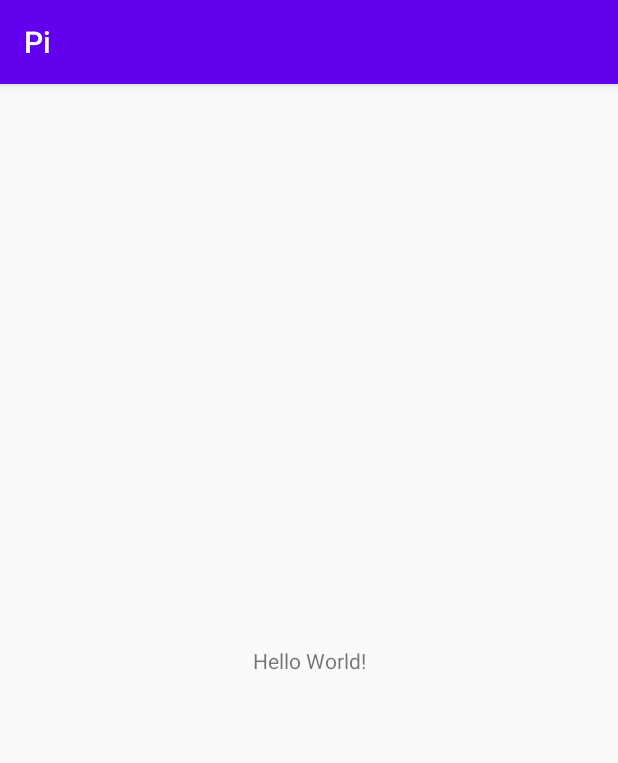
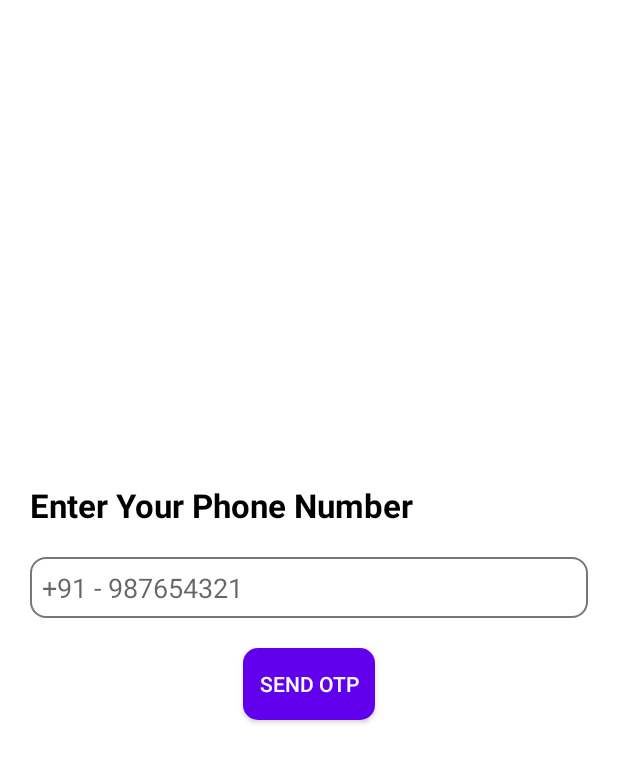
Before and after one commit to nell-studios/Pi, an Android app: the screen it shows after launch (MainActivity before the commit, AuthActivity after it), on a phone screen of 412 x 824 dp. Shown: the top 763 px of the screen. Run offline under Robolectric (Android 15) with nearby library versions, the phone set to English and light mode, and no system bars; our stand-ins replace Dagger/Hilt's generated code.

Commit message:
added files

```diff
--- a/app/src/main/AndroidManifest.xml
+++ b/app/src/main/AndroidManifest.xml
@@ -10,15 +10,15 @@
         android:roundIcon="@mipmap/ic_launcher_round"
         android:supportsRtl="true"
         android:theme="@style/AppTheme">
-        <activity android:name=".ui.activities.SplashActivity"></activity>
-        <activity android:name=".ui.activities.AuthActivity" />
-        <activity android:name=".ui.activities.MainActivity">
+        <activity android:name=".ui.activities.SplashActivity" />
+        <activity android:name=".ui.activities.AuthActivity" >
             <intent-filter>
                 <action android:name="android.intent.action.MAIN" />
 
                 <category android:name="android.intent.category.LAUNCHER" />
             </intent-filter>
         </activity>
+        <activity android:name=".ui.activities.MainActivity" />
     </application>
 
 </manifest>
--- a/app/src/main/java/nellStudios/tech/pi/ui/activities/AuthActivity.kt
+++ b/app/src/main/java/nellStudios/tech/pi/ui/activities/AuthActivity.kt
@@ -2,8 +2,10 @@ package nellStudios.tech.pi.ui.activities
 
 import androidx.appcompat.app.AppCompatActivity
 import android.os.Bundle
+import dagger.hilt.android.AndroidEntryPoint
 import nellStudios.tech.pi.R
 
+@AndroidEntryPoint
 class AuthActivity : AppCompatActivity() {
     override fun onCreate(savedInstanceState: Bundle?) {
         super.onCreate(savedInstanceState)
--- /dev/null
+++ b/app/src/main/java/nellStudios/tech/pi/ui/fragments/BaseFragment.kt
@@ -0,0 +1,22 @@
+package nellStudios.tech.pi.ui.fragments
+
+import android.os.Bundle
+import android.view.LayoutInflater
+import android.view.View
+import android.view.ViewGroup
+import androidx.fragment.app.Fragment
+
+abstract class BaseFragment: Fragment() {
+
+    override fun onCreateView(
+        inflater: LayoutInflater,
+        container: ViewGroup?,
+        savedInstanceState: Bundle?
+    ): View?  = provideView(inflater, container, savedInstanceState)
+
+    abstract fun provideView(
+        inflater: LayoutInflater,
+        container: ViewGroup?,
+        savedInstanceState: Bundle?
+    ): View?
+}
--- /dev/null
+++ b/app/src/main/java/nellStudios/tech/pi/ui/fragments/PhoneNumberFragment.kt
@@ -0,0 +1,36 @@
+package nellStudios.tech.pi.ui.fragments
+
+import android.os.Bundle
+import android.view.LayoutInflater
+import android.view.View
+import android.view.ViewGroup
+import android.widget.Toast
+import androidx.navigation.fragment.findNavController
+import kotlinx.android.synthetic.main.fragment_phone_number.*
+import nellStudios.tech.pi.R
+import nellStudios.tech.pi.utils.Validators.Companion.isValid
+
+class PhoneNumberFragment: BaseFragment() {
+
+    override fun provideView(
+        inflater: LayoutInflater,
+        container: ViewGroup?,
+        savedInstanceState: Bundle?
+    ): View? = inflater.inflate(R.layout.fragment_phone_number, container, false)
+
+    override fun onViewCreated(view: View, savedInstanceState: Bundle?) {
+        super.onViewCreated(view, savedInstanceState)
+        send_code.setOnClickListener { sendCode() }
+    }
+
+    private fun sendCode() {
+        val mobileNumber = mobile_number.text.toString()
+        if (isValid(mobileNumber)) {
+            val bundle = Bundle().apply { putString(getString(R.string.mobile_number), mobileNumber) }
+            findNavController().navigate(
+                R.id.action_phoneNumberFragment_to_codeVerificationFragment,
+                bundle
+            )
+        } else Toast.makeText(context, "Enter a valid mobile Number !", Toast.LENGTH_SHORT).show()
+    }
+}
--- /dev/null
+++ b/app/src/main/res/drawable/rounded_btn_white.xml
@@ -0,0 +1,9 @@
+<?xml version="1.0" encoding="utf-8"?>
+<shape xmlns:android="http://schemas.android.com/apk/res/android" android:shape="rectangle" android:padding="10dp">
+    <stroke android:color="#777" android:width="2px"/> <!-- this one is ths color of the Rounded Button -->
+    <corners
+        android:bottomRightRadius="10dp"
+        android:bottomLeftRadius="10dp"
+        android:topLeftRadius="10dp"
+        android:topRightRadius="10dp"/>
+</shape>
--- /dev/null
+++ b/app/src/main/res/drawable/rounded_button.xml
@@ -0,0 +1,9 @@
+<?xml version="1.0" encoding="utf-8"?>
+<shape xmlns:android="http://schemas.android.com/apk/res/android" android:shape="rectangle" android:padding="10dp">
+    <solid android:color="@color/colorPrimary"/> <!-- this one is ths color of the Rounded Button -->
+    <corners
+        android:bottomRightRadius="10dp"
+        android:bottomLeftRadius="10dp"
+        android:topLeftRadius="10dp"
+        android:topRightRadius="10dp"/>
+</shape>
--- a/app/src/main/res/layout/activity_auth.xml
+++ b/app/src/main/res/layout/activity_auth.xml
@@ -4,6 +4,27 @@
     xmlns:tools="http://schemas.android.com/tools"
     android:layout_width="match_parent"
     android:layout_height="match_parent"
+    android:background="@android:color/white"
     tools:context=".ui.activities.AuthActivity">
 
+    <FrameLayout
+        android:id="@+id/flAuthFragment"
+        android:layout_width="match_parent"
+        android:layout_height="0dp"
+        app:layout_constraintEnd_toEndOf="parent"
+        app:layout_constraintHorizontal_bias="0.5"
+        app:layout_constraintStart_toStartOf="parent"
+        app:layout_constraintBottom_toBottomOf="parent"
+        app:layout_constraintTop_toTopOf="parent">
+
+        <fragment
+            android:id="@+id/navHostAuthFragment"
+            android:name="androidx.navigation.fragment.NavHostFragment"
+            android:layout_width="match_parent"
+            android:layout_height="match_parent"
+            app:defaultNavHost="true"
+            app:navGraph="@navigation/auth_nav_graph" />
+
+    </FrameLayout>
+
 </androidx.constraintlayout.widget.ConstraintLayout>
--- /dev/null
+++ b/app/src/main/res/layout/fragment_phone_number.xml
@@ -0,0 +1,52 @@
+<?xml version="1.0" encoding="utf-8"?>
+<androidx.constraintlayout.widget.ConstraintLayout xmlns:android="http://schemas.android.com/apk/res/android"
+    xmlns:app="http://schemas.android.com/apk/res-auto"
+    xmlns:tools="http://schemas.android.com/tools"
+    android:layout_width="match_parent"
+    android:layout_height="match_parent"
+    tools:context=".ui.activities.MainActivity">
+
+    <TextView
+        android:id="@+id/enter_your_number"
+        android:layout_width="wrap_content"
+        android:layout_height="wrap_content"
+        android:text="@string/enter_your_phone_number"
+        app:layout_constraintBottom_toBottomOf="parent"
+        app:layout_constraintLeft_toLeftOf="parent"
+        app:layout_constraintTop_toTopOf="parent"
+        app:layout_constraintVertical_bias="0.4"
+        android:layout_margin="20dp"
+        android:textStyle="bold"
+        android:textSize="22sp"
+        android:textColor="@android:color/black"
+        />
+
+    <EditText
+        android:id="@+id/mobile_number"
+        android:layout_width="match_parent"
+        android:layout_height="wrap_content"
+        app:layout_constraintLeft_toLeftOf="parent"
+        app:layout_constraintTop_toBottomOf="@+id/enter_your_number"
+        android:layout_margin="20dp"
+        android:background="@drawable/rounded_btn_white"
+        android:hint="+91 - 987654321"
+        android:padding="8dp"
+        android:textColor="@android:color/black"
+        android:inputType="number"
+        />
+
+    <Button
+        android:id="@+id/send_code"
+        app:layout_constraintTop_toBottomOf="@id/mobile_number"
+        app:layout_constraintStart_toStartOf="parent"
+        app:layout_constraintEnd_toEndOf="parent"
+        android:padding="8dp"
+        android:layout_margin="20dp"
+        android:layout_height="wrap_content"
+        android:layout_width="wrap_content"
+        android:text="@string/send_otp"
+        android:background="@drawable/rounded_button"
+        android:textColor="@android:color/white"
+        />
+
+</androidx.constraintlayout.widget.ConstraintLayout>
--- /dev/null
+++ b/app/src/main/res/navigation/auth_nav_graph.xml
@@ -0,0 +1,22 @@
+<?xml version="1.0" encoding="utf-8"?>
+<navigation xmlns:android="http://schemas.android.com/apk/res/android"
+    xmlns:app="http://schemas.android.com/apk/res-auto" android:id="@+id/auth_nav_graph"
+    app:startDestination="@id/phoneNumberFragment">
+
+    <fragment
+        android:id="@+id/phoneNumberFragment"
+        android:name="nellStudios.tech.pi.ui.fragments.PhoneNumberFragment"
+        android:label="PhoneNumberFragment" >
+        <action
+            android:id="@+id/action_phoneNumberFragment_to_codeVerificationFragment"
+            app:destination="@id/codeVerificationFragment" />
+    </fragment>
+    <fragment
+        android:id="@+id/codeVerificationFragment"
+        android:name="nellStudios.tech.pi.ui.fragments.CodeVerificationFragment"
+        android:label="CodeVerificationFragment" >
+        <argument
+            android:name="mobile_number"
+            app:argType="string" />
+    </fragment>
+</navigation>
--- a/app/src/main/res/values/strings.xml
+++ b/app/src/main/res/values/strings.xml
@@ -1,3 +1,8 @@
 <resources>
     <string name="app_name">Pi</string>
+    <string name="enter_your_phone_number">Enter Your Phone Number</string>
+    <string name="send_otp">Send OTP</string>
+    <string name="enter_otp">Enter OTP</string>
+    <string name="verify">Verify</string>
+    <string name="mobile_number">mobile_number</string>
 </resources>
--- a/app/src/main/res/values/styles.xml
+++ b/app/src/main/res/values/styles.xml
@@ -1,6 +1,6 @@
 <resources>
     <!-- Base application theme. -->
-    <style name="AppTheme" parent="Theme.AppCompat.Light.DarkActionBar">
+    <style name="AppTheme" parent="Theme.AppCompat.Light.NoActionBar">
         <!-- Customize your theme here. -->
         <item name="colorPrimary">@color/colorPrimary</item>
         <item name="colorPrimaryDark">@color/colorPrimaryDark</item>
```
Also changed, not shown: app/src/main/java/nellStudios/tech/pi/dagger/AppModule.kt (+12 -0 lines), app/src/main/java/nellStudios/tech/pi/ui/fragments/CodeVerificationFragment.kt (added, +86 -0 lines), app/src/main/java/nellStudios/tech/pi/ui/fragments/HomeScreenFragment.kt (added, +15 -0 lines), app/src/main/java/nellStudios/tech/pi/ui/fragments/ProfileFragment.kt (added, +15 -0 lines), app/src/main/java/nellStudios/tech/pi/utils/Constants.kt (added, +7 -0 lines), app/src/main/java/nellStudios/tech/pi/utils/Validators.kt (added, +7 -0 lines), app/src/main/res/layout/fragment_code_verification.xml (added, +52 -0 lines), app/src/main/res/layout/fragment_home.xml (added, +18 -0 lines), app/src/main/res/layout/fragment_profile.xml (added, +18 -0 lines).
